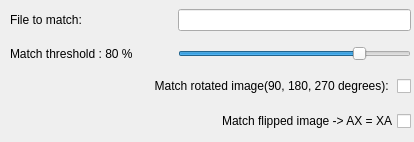
Qt form Design/Match_img.ui (Kanter666/Botter) before a commit.
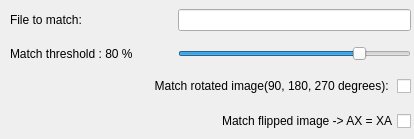
The same form after that commit.

The edit to the form file:
```diff
--- a/Design/Match_img.ui
+++ b/Design/Match_img.ui
@@ -7,7 +7,7 @@
     <x>0</x>
     <y>0</y>
     <width>414</width>
-    <height>142</height>
+    <height>139</height>
    </rect>
   </property>
   <property name="windowTitle">
```
